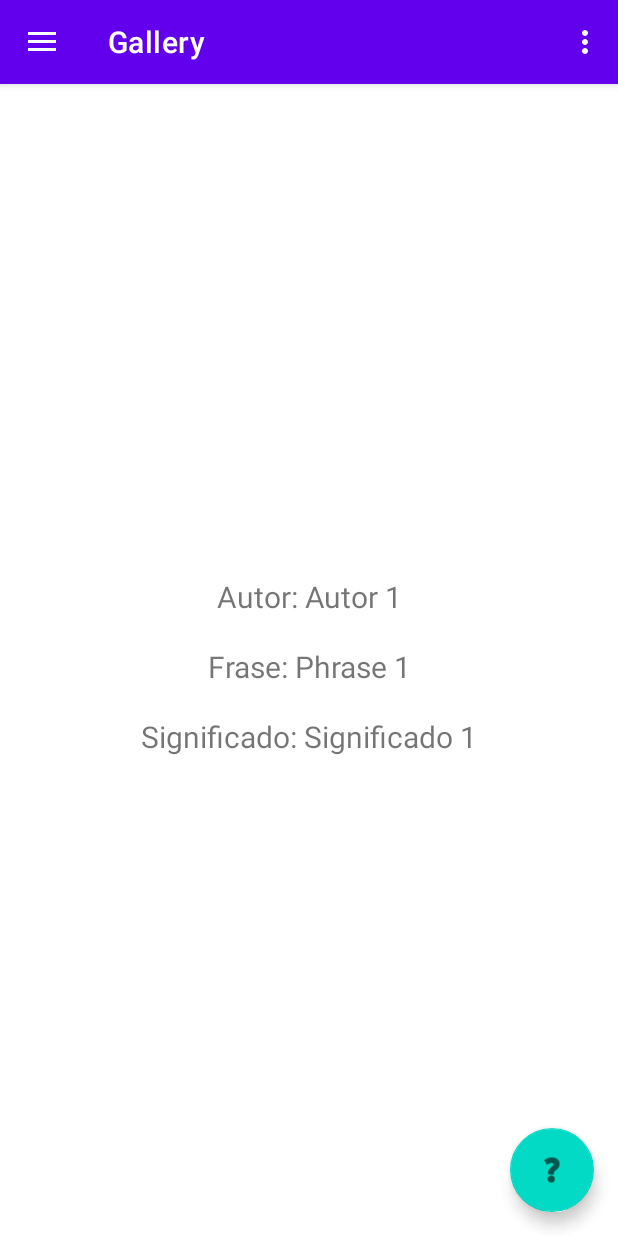
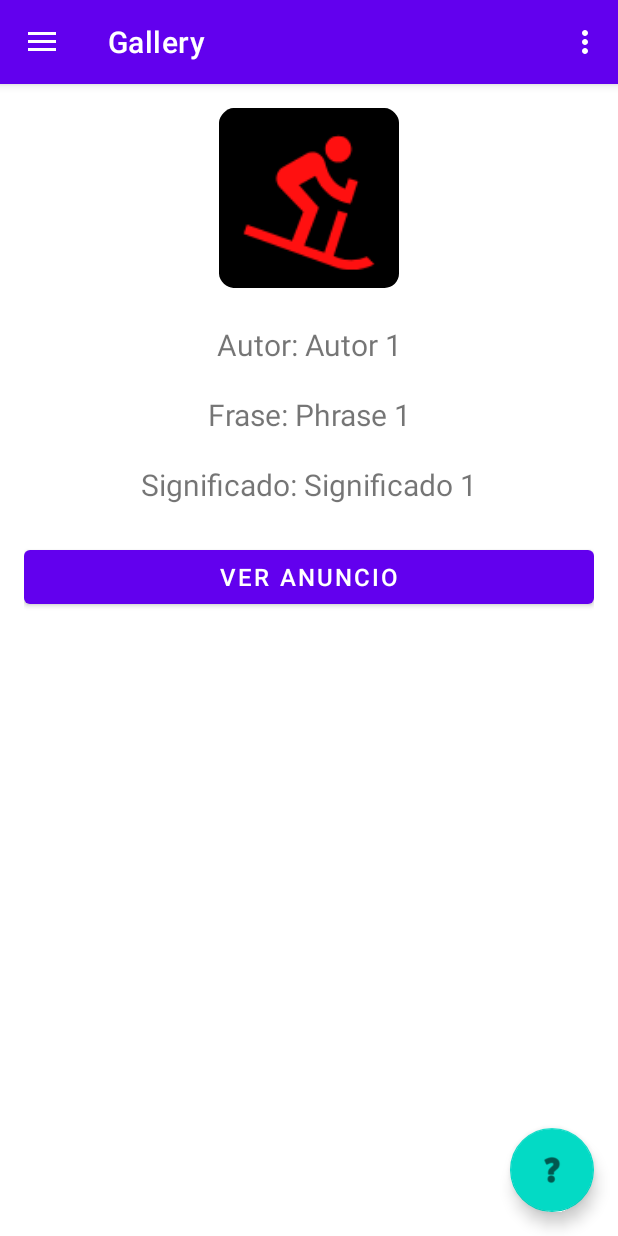
Before and after one commit to ElvisTV/arroz, an Android app: the screen it shows after launch (MainActivity), after a tap on "Phrase 1", on a phone screen of 412 x 824 dp. Run offline under Robolectric (Android 15) with nearby library versions, the phone set to English and light mode, and no system bars; our stand-ins replace navigation-ui.

Commit message:
modificaciones antes de anuncio

```diff
--- /dev/null
+++ b/app/src/main/res/drawable/circular_background.xml
@@ -0,0 +1,5 @@
+<?xml version="1.0" encoding="utf-8"?>
+<shape xmlns:android="http://schemas.android.com/apk/res/android">
+    <solid android:color="#E0E0E0"/>
+    <corners android:radius="60dp"/>
+</shape>
--- /dev/null
+++ b/app/src/main/res/drawable/gradient_background.xml
@@ -0,0 +1,6 @@
+<?xml version="1.0" encoding="utf-8"?>
+<gradient xmlns:android="http://schemas.android.com/apk/res/android"
+    android:angle="45"
+    android:startColor="#FF5722"
+    android:endColor="#FFC107"
+    android:type="linear"/>
--- /dev/null
+++ b/app/src/main/res/drawable/rounded_background.xml
@@ -0,0 +1,5 @@
+<?xml version="1.0" encoding="utf-8"?>
+<shape xmlns:android="http://schemas.android.com/apk/res/android">
+    <solid android:color="#FFFFFF"/>
+    <corners android:radius="16dp"/>
+</shape>
--- a/app/src/main/res/layout/fragment_gallery.xml
+++ b/app/src/main/res/layout/fragment_gallery.xml
@@ -5,6 +5,22 @@
     android:layout_width="match_parent"
     android:layout_height="match_parent"
     tools:context=".ui.gallery.GalleryFragment">
+
+    <RelativeLayout xmlns:android="http://schemas.android.com/apk/res/android"
+        android:layout_width="match_parent"
+        android:layout_height="match_parent"
+        android:padding="16dp">
+
+        <!-- Foto de perfil -->
+        <ImageView
+            android:id="@+id/profile_image"
+            android:layout_width="120dp"
+            android:layout_height="120dp"
+            android:layout_centerHorizontal="true"
+            android:layout_marginBottom="16dp"
+            android:src="@mipmap/ic_principal_round"
+            android:scaleType="centerCrop"
+            android:contentDescription="@string/detail_estrellas" />
 
         <TextView
             android:id="@+id/text_gallery"
@@ -14,9 +30,25 @@
             android:layout_marginTop="8dp"
             android:layout_marginEnd="8dp"
             android:textAlignment="center"
+            android:layout_below="@id/profile_image"
             android:textSize="20sp"
             app:layout_constraintBottom_toBottomOf="parent"
             app:layout_constraintEnd_toEndOf="parent"
             app:layout_constraintStart_toStartOf="parent"
             app:layout_constraintTop_toTopOf="parent" />
+
+
+        <Button
+            android:id="@+id/save_button"
+            android:layout_width="match_parent"
+            android:layout_height="wrap_content"
+            android:layout_below="@id/text_gallery"
+            android:layout_marginTop="24dp"
+            android:text="@string/btn_anuncio"
+            android:textSize="16sp" />
+
+    </RelativeLayout>
+
+
+
 </androidx.constraintlayout.widget.ConstraintLayout>
--- a/app/src/main/res/layout/item_card.xml
+++ b/app/src/main/res/layout/item_card.xml
@@ -14,7 +14,7 @@
         android:layout_marginBottom="16dp"
         android:background="#F7FF00"
         app:cardCornerRadius="12dp"
-        app:cardElevation="8dp"
+        app:cardElevation="30dp"
         app:layout_constraintBottom_toBottomOf="parent"
         app:layout_constraintEnd_toEndOf="parent"
         app:layout_constraintStart_toStartOf="parent"
--- a/app/src/main/res/values/strings.xml
+++ b/app/src/main/res/values/strings.xml
@@ -12,6 +12,6 @@
     <string name="menu_slideshow">Slideshow</string>
 
     <string name="detail_estrellas">Detalle</string>
-
+    <string name="btn_anuncio">Ver anuncio</string>
 
 </resources>
```
Lines whose indentation alone changed are shown as unchanged.
